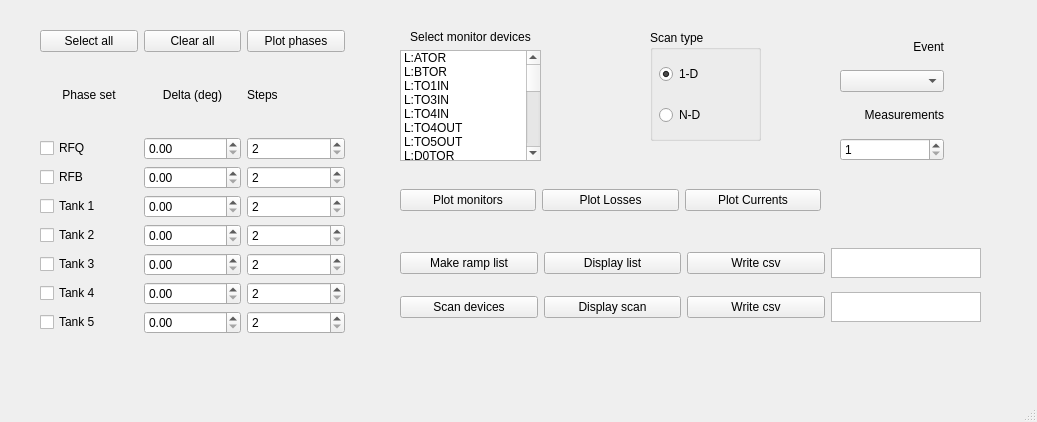
Above: gui_window.ui from rsharankova/LinacDeviceScan before the change. Below: the same form after it.
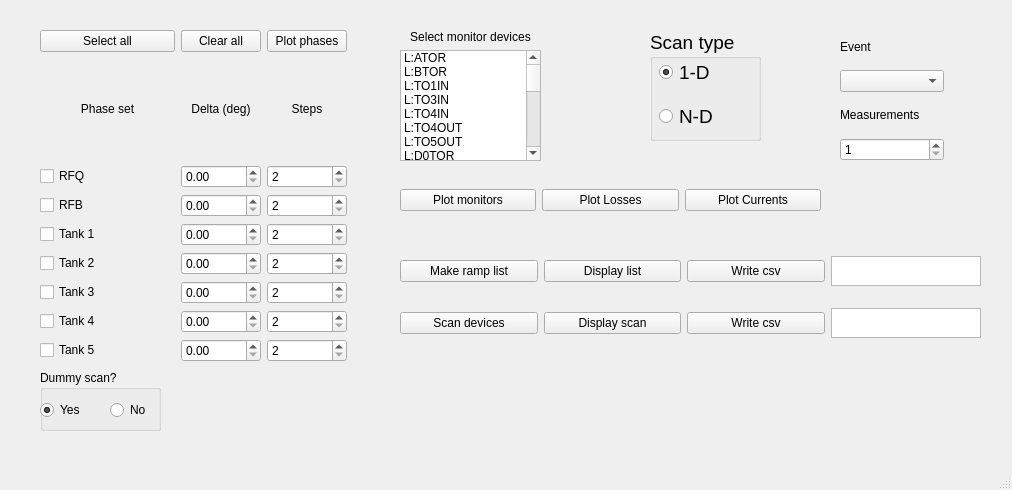
That is the form after the change.

```diff
--- a/gui_window.ui
+++ b/gui_window.ui
@@ -6,8 +6,8 @@
    <rect>
     <x>0</x>
     <y>0</y>
-    <width>1037</width>
-    <height>422</height>
+    <width>1012</width>
+    <height>490</height>
    </rect>
   </property>
   <property name="windowTitle">
@@ -26,11 +26,14 @@
     <layout class="QVBoxLayout" name="verticalLayout_3">
      <item>
       <widget class="QLabel" name="label_1">
+       <property name="autoFillBackground">
+        <bool>false</bool>
+       </property>
        <property name="text">
         <string>Event</string>
        </property>
        <property name="alignment">
-        <set>Qt::AlignRight|Qt::AlignTrailing|Qt::AlignVCenter</set>
+        <set>Qt::AlignLeading|Qt::AlignLeft|Qt::AlignVCenter</set>
        </property>
       </widget>
      </item>
@@ -39,11 +42,14 @@
      </item>
      <item>
       <widget class="QLabel" name="label_2">
+       <property name="autoFillBackground">
+        <bool>false</bool>
+       </property>
        <property name="text">
         <string>Measurements</string>
        </property>
        <property name="alignment">
-        <set>Qt::AlignRight|Qt::AlignTrailing|Qt::AlignVCenter</set>
+        <set>Qt::AlignLeading|Qt::AlignLeft|Qt::AlignVCenter</set>
        </property>
       </widget>
      </item>
@@ -64,8 +70,8 @@
      <rect>
       <x>40</x>
       <y>30</y>
-      <width>305</width>
-      <height>304</height>
+      <width>307</width>
+      <height>332</height>
      </rect>
     </property>
     <layout class="QGridLayout" name="gridLayout_2">
@@ -99,6 +105,9 @@
      </item>
      <item row="1" column="1">
       <widget class="QLabel" name="label">
+       <property name="autoFillBackground">
+        <bool>false</bool>
+       </property>
        <property name="text">
         <string>Delta (deg)</string>
        </property>
@@ -179,6 +188,12 @@
      </item>
      <item row="3" column="0">
       <widget class="QCheckBox" name="checkBox_2">
+       <property name="sizePolicy">
+        <sizepolicy hsizetype="MinimumExpanding" vsizetype="Fixed">
+         <horstretch>0</horstretch>
+         <verstretch>0</verstretch>
+        </sizepolicy>
+       </property>
        <property name="text">
         <string>RFB</string>
        </property>
@@ -186,6 +201,12 @@
      </item>
      <item row="2" column="0">
       <widget class="QCheckBox" name="checkBox_1">
+       <property name="sizePolicy">
+        <sizepolicy hsizetype="MinimumExpanding" vsizetype="Fixed">
+         <horstretch>0</horstretch>
+         <verstretch>0</verstretch>
+        </sizepolicy>
+       </property>
        <property name="text">
         <string>RFQ</string>
        </property>
@@ -193,6 +214,9 @@
      </item>
      <item row="1" column="0">
       <widget class="QLabel" name="label_3">
+       <property name="autoFillBackground">
+        <bool>false</bool>
+       </property>
        <property name="text">
         <string>Phase set</string>
        </property>
@@ -203,9 +227,15 @@
      </item>
      <item row="1" column="2">
       <widget class="QLabel" name="label_6">
+       <property name="autoFillBackground">
+        <bool>false</bool>
+       </property>
        <property name="text">
         <string>Steps</string>
        </property>
+       <property name="alignment">
+        <set>Qt::AlignCenter</set>
+       </property>
       </widget>
      </item>
      <item row="2" column="2">
@@ -293,7 +323,7 @@
       <x>400</x>
       <y>240</y>
       <width>581</width>
-      <height>91</height>
+      <height>116</height>
      </rect>
     </property>
     <layout class="QGridLayout" name="gridLayout_3">
@@ -691,6 +721,14 @@
       <height>111</height>
      </rect>
     </property>
+    <property name="font">
+     <font>
+      <pointsize>14</pointsize>
+     </font>
+    </property>
+    <property name="autoFillBackground">
+     <bool>false</bool>
+    </property>
     <property name="title">
      <string>Scan type</string>
     </property>
@@ -766,6 +804,48 @@
      </item>
     </layout>
    </widget>
+   <widget class="QGroupBox" name="groupBox_2">
+    <property name="geometry">
+     <rect>
+      <x>40</x>
+      <y>370</y>
+      <width>121</width>
+      <height>61</height>
+     </rect>
+    </property>
+    <property name="title">
+     <string>Dummy scan?</string>
+    </property>
+    <widget class="QRadioButton" name="dummy_radioButton_yes">
+     <property name="geometry">
+      <rect>
+       <x>0</x>
+       <y>30</y>
+       <width>51</width>
+       <height>20</height>
+      </rect>
+     </property>
+     <property name="text">
+      <string>Yes</string>
+     </property>
+     <property name="checked">
+      <bool>true</bool>
+     </property>
+    </widget>
+    <widget class="QRadioButton" name="dummy_radioButton_no">
+     <property name="geometry">
+      <rect>
+       <x>70</x>
+       <y>30</y>
+       <width>51</width>
+       <height>20</height>
+      </rect>
+     </property>
+     <property name="text">
+      <string>No</string>
+     </property>
+    </widget>
+   </widget>
   </widget>
   <widget class="QMenuBar" name="menubar">
    <property name="geometry">
```
Left out of the diff: 103 changed lines with no effect on the pictures.
